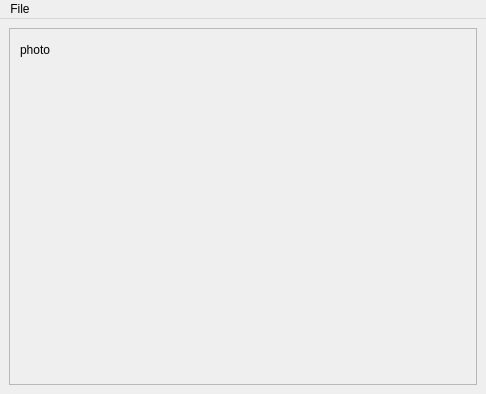
Old version of the form mainwindow.ui in the repository exquet/Photo-viewer.
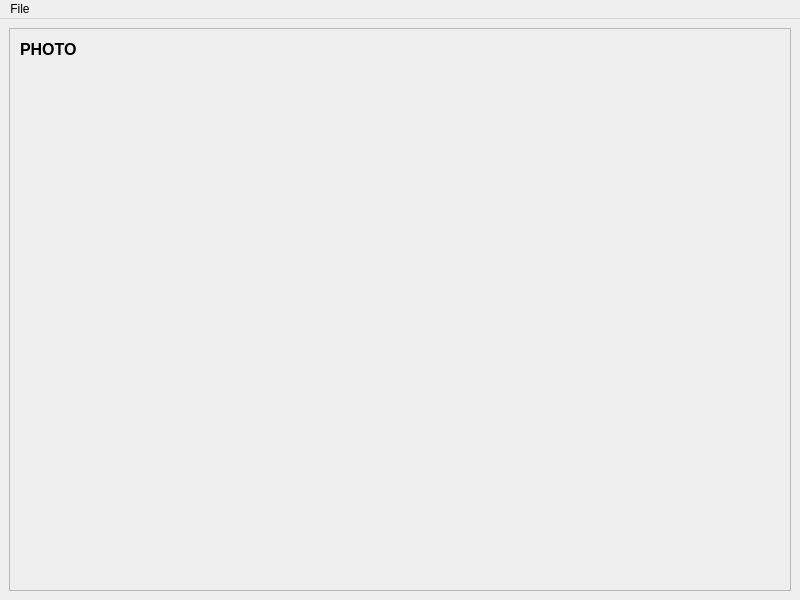
New version of the form.

Commit message: added photo opening

Patch:
```diff
--- a/mainwindow.ui
+++ b/mainwindow.ui
@@ -6,8 +6,8 @@
    <rect>
     <x>0</x>
     <y>0</y>
-    <width>486</width>
-    <height>394</height>
+    <width>800</width>
+    <height>600</height>
    </rect>
   </property>
   <property name="windowTitle">
@@ -25,8 +25,8 @@
         <rect>
          <x>0</x>
          <y>0</y>
-         <width>466</width>
-         <height>353</height>
+         <width>780</width>
+         <height>559</height>
         </rect>
        </property>
        <widget class="QLabel" name="label">
@@ -38,8 +38,14 @@
           <height>21</height>
          </rect>
         </property>
+        <property name="font">
+         <font>
+          <pointsize>12</pointsize>
+          <bold>true</bold>
+         </font>
+        </property>
         <property name="text">
-         <string>photo</string>
+         <string>PHOTO</string>
         </property>
        </widget>
       </widget>
@@ -52,7 +58,7 @@
     <rect>
      <x>0</x>
      <y>0</y>
-     <width>486</width>
+     <width>800</width>
      <height>21</height>
     </rect>
    </property>
```
Left out of the diff: 2 changed lines with no effect on the pictures. The commit also changes 3 other files.
